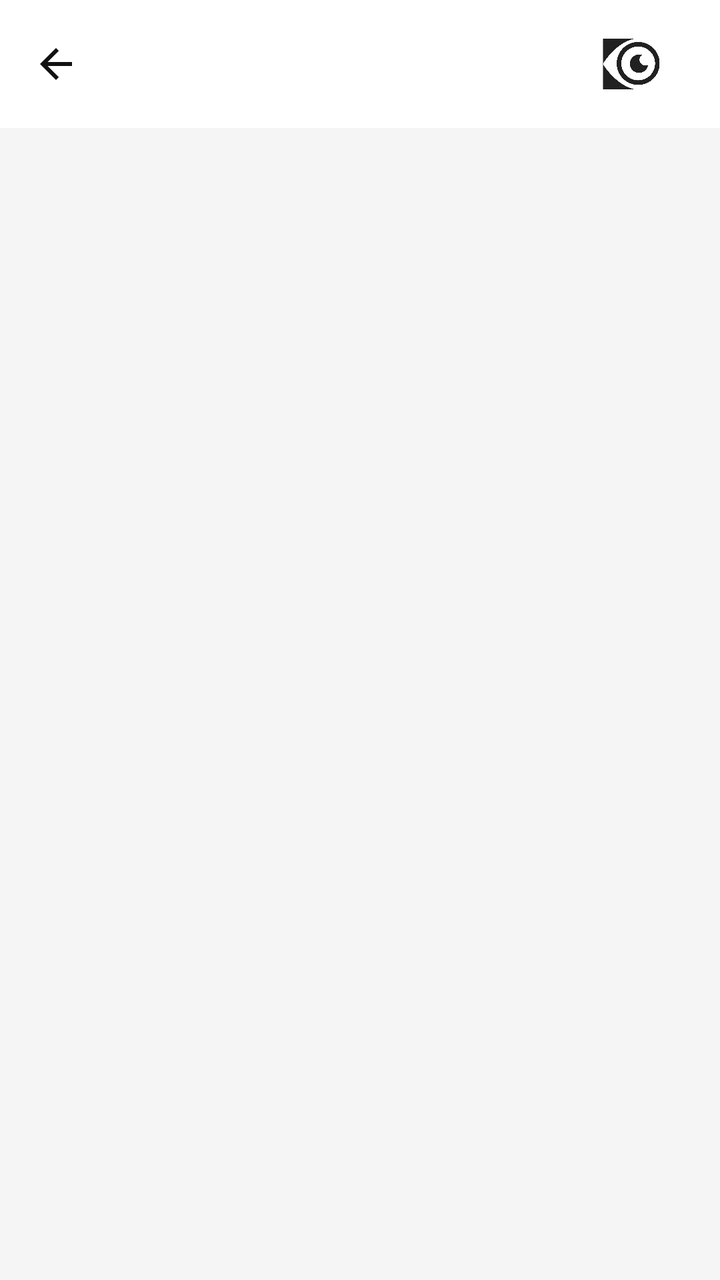
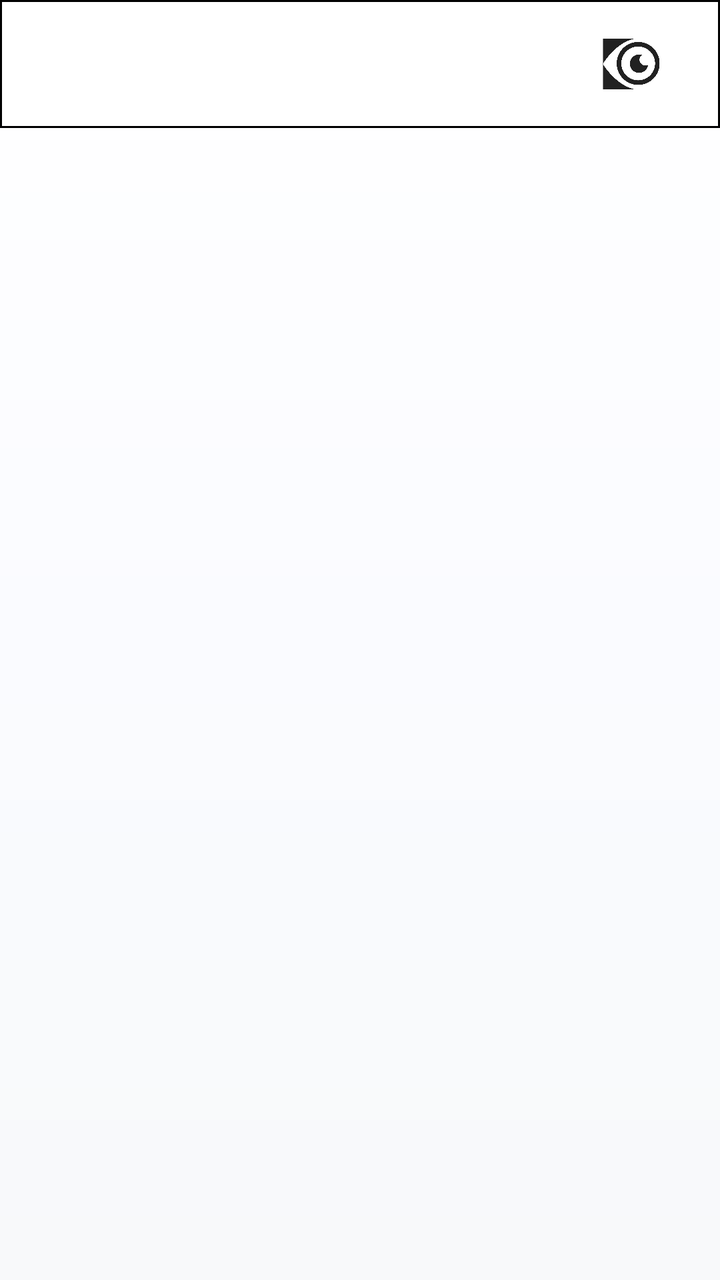

The first picture is an Android layout as it rendered before a commit; the second is the same layout after the commit. The layout source and the unified diff follow.
<!-- AndroidManifest.xml: application theme Theme.Orbis -->
<!-- res/layout/activity_manutencao.xml -->
<?xml version="1.0" encoding="utf-8"?>
<androidx.constraintlayout.widget.ConstraintLayout xmlns:android="http://schemas.android.com/apk/res/android"
    xmlns:app="http://schemas.android.com/apk/res-auto"
    xmlns:tools="http://schemas.android.com/tools"
    android:id="@+id/main"
    android:layout_width="match_parent"
    android:layout_height="match_parent"
    android:background="#F5F5F5"
    tools:context=".ui.main.ManutencaoActivity">

    <com.google.android.material.appbar.AppBarLayout
        android:id="@+id/appBarLayout"
        android:layout_width="match_parent"
        android:layout_height="wrap_content"
        android:background="@color/white"
        android:fitsSystemWindows="true"
        app:elevation="0dp"
        app:layout_constraintTop_toTopOf="parent">

        <com.google.android.material.appbar.MaterialToolbar
            android:id="@+id/toolbarManutencao"
            android:layout_width="match_parent"
            android:layout_height="?attr/actionBarSize"
            android:background="@color/white"
            app:navigationIcon="@drawable/ic_voltar"
            app:navigationIconTint="@color/black"
            app:title="">

            <ImageView
                android:layout_width="wrap_content"
                android:layout_height="32dp"
                android:layout_gravity="end"
                android:layout_marginEnd="16dp"
                android:adjustViewBounds="true"
                android:src="@drawable/orbislogotoolbar"
                android:contentDescription="Orbis Logo" />

        </com.google.android.material.appbar.MaterialToolbar>

        <ProgressBar
            android:id="@+id/progressManutencao"
            style="?android:attr/progressBarStyleHorizontal"
            android:layout_width="match_parent"
            android:layout_height="wrap_content"
            android:indeterminate="true"
            android:visibility="gone"
            android:layout_marginTop="-8dp"
            android:layout_marginBottom="-4dp"
            android:indeterminateTint="@color/purple" />

    </com.google.android.material.appbar.AppBarLayout>

    <androidx.recyclerview.widget.RecyclerView
        android:id="@+id/recyclerManutencoes"
        android:layout_width="match_parent"
        android:layout_height="0dp"
        android:clipToPadding="false"
        android:paddingBottom="16dp"
        app:layout_constraintTop_toBottomOf="@id/appBarLayout"
        app:layout_constraintBottom_toBottomOf="parent" />

    <TextView
        android:id="@+id/txtSemManutencoes"
        android:layout_width="wrap_content"
        android:layout_height="wrap_content"
        android:text="Nenhuma manutenção encontrada."
        android:visibility="gone"
        app:layout_constraintTop_toTopOf="parent"
        app:layout_constraintBottom_toBottomOf="parent"
        app:layout_constraintStart_toStartOf="parent"
        app:layout_constraintEnd_toEndOf="parent" />

</androidx.constraintlayout.widget.ConstraintLayout>
<!-- resources referenced by this layout -->
<resources>
  <color name="black">#111111</color>
  <color name="purple">#5E17EB</color>
  <color name="white">#FFFFFF</color>
  <!-- drawable ic_voltar (drawable) -->
  <vector xmlns:android="http://schemas.android.com/apk/res/android"
      android:width="24dp"
      android:height="24dp"
      android:viewportWidth="24"
      android:viewportHeight="24">
    <path
        android:fillColor="#000000"
        android:pathData="M20,11H7.83l5.59,-5.59L12,4l-8,8 8,8 1.41,-1.41L7.83,13H20v-2z"/>
  </vector>
  <!-- drawable orbislogotoolbar: png bitmap (drawable, 57971 bytes) -->
  <style name="Theme.Orbis" parent="Base.Theme.Orbis">
          <item name="android:windowBackground">@color/background</item>
          <item name="colorPrimary">@color/purple</item>
          <item name="colorSecondary">@color/statusGreen</item>
          <item name="android:statusBarColor">@color/white</item>
          <item name="android:windowLightStatusBar">true</item>
      </style>
  <style name="Base.Theme.Orbis" parent="Theme.Material3.DayNight.NoActionBar">
          
          
      </style>
  <color name="background">#F8F9FA</color>
  <color name="statusGreen">#34C759</color>
</resources>

<!-- the commit's change to res/layout/activity_manutencao.xml (unified diff, before → after) -->
@@ -5,25 +5,25 @@
     android:id="@+id/main"
     android:layout_width="match_parent"
     android:layout_height="match_parent"
-    android:background="#F5F5F5"
+    android:background="@drawable/bg_app_gradient"
     tools:context=".ui.main.ManutencaoActivity">
 
     <com.google.android.material.appbar.AppBarLayout
         android:id="@+id/appBarLayout"
         android:layout_width="match_parent"
         android:layout_height="wrap_content"
-        android:background="@color/white"
+        android:background="@drawable/bg_toolbar_surface"
         android:fitsSystemWindows="true"
-        app:elevation="0dp"
+        app:elevation="2dp"
         app:layout_constraintTop_toTopOf="parent">
 
         <com.google.android.material.appbar.MaterialToolbar
             android:id="@+id/toolbarManutencao"
             android:layout_width="match_parent"
             android:layout_height="?attr/actionBarSize"
-            android:background="@color/white"
+            android:background="@android:color/transparent"
             app:navigationIcon="@drawable/ic_voltar"
-            app:navigationIconTint="@color/black"
+            app:navigationIconTint="@color/textPrimary"
             app:title="">
 
             <ImageView
<!-- resource entries referenced after the edit -->
@@ -1,7 +1,22 @@
 <!-- resources referenced by this layout -->
 <resources>
-  <color name="black">#111111</color>
   <color name="purple">#5E17EB</color>
+  <!-- drawable bg_app_gradient (drawable) -->
+  <?xml version="1.0" encoding="utf-8"?>
+  <shape xmlns:android="http://schemas.android.com/apk/res/android" android:shape="rectangle">
+      
+      <gradient
+          android:angle="270"
+          android:startColor="#FFFFFF"
+          android:centerColor="#FAFBFF"
+          android:endColor="@color/background" />
+  </shape>
+  <!-- drawable bg_toolbar_surface (drawable) -->
+  <?xml version="1.0" encoding="utf-8"?>
+  <shape xmlns:android="http://schemas.android.com/apk/res/android" android:shape="rectangle">
+      <solid android:color="@color/surface" />
+      <stroke android:width="1dp" android:color="@color/borderSoft" />
+  </shape>
   <color name="white">#FFFFFF</color>
   <!-- drawable ic_voltar (drawable) -->
   <vector xmlns:android="http://schemas.android.com/apk/res/android"
@@ -26,6 +41,7 @@
           
       </style>
   <color name="background">#F8F9FA</color>
+  <color name="surface">#FFFFFF</color>
   <color name="statusGreen">#34C759</color>
 </resources>
 
